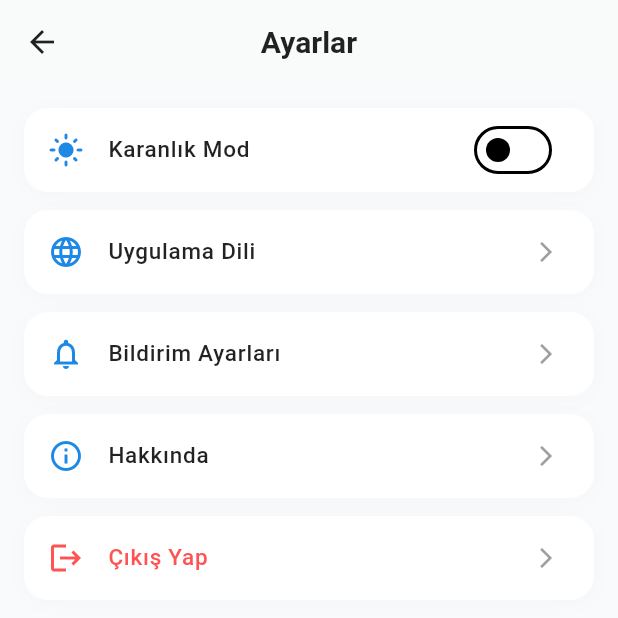
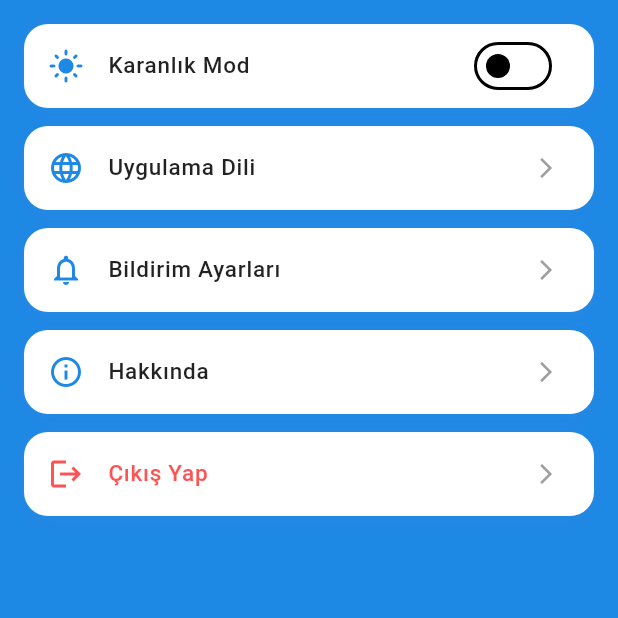
Before and after one commit to ONEJSMEP/YORUMSAL, a Flutter app: the SettingsScreen screen opened directly, on a phone screen of 412 x 824 dp, the top half of it. Run offline on Flutter 3.47's test engine with Material 3 defaults, Android fonts, the phone set to English and light mode, and no system bars; our stand-ins replace supabase_flutter; accounts and stored records are empty; Roboto replaces fonts that are missing (Poppins).

Commit message:
temalar düzenlendi iki kere yazılan ayarlar kısmı düzeltildi

```diff
--- a/lib/core/theme.dart
+++ b/lib/core/theme.dart
@@ -44,7 +44,7 @@ final ThemeData modernLightTheme = ThemeData(
   ),
   elevatedButtonTheme: ElevatedButtonThemeData(
     style: ElevatedButton.styleFrom(
-      backgroundColor: AppColors.secondary,
+      backgroundColor: const Color.fromARGB(255, 0, 0, 0),
       foregroundColor: Colors.white,
       padding: const EdgeInsets.symmetric(horizontal: 24, vertical: 14),
       shape: const RoundedRectangleBorder(
@@ -116,7 +116,7 @@ final ThemeData modernDarkTheme = ThemeData(
   ),
   elevatedButtonTheme: ElevatedButtonThemeData(
     style: ElevatedButton.styleFrom(
-      backgroundColor: AppColors.secondary,
+      backgroundColor: const Color.fromARGB(255, 0, 0, 0),
       foregroundColor: Colors.black,
       padding: const EdgeInsets.symmetric(horizontal: 24, vertical: 14),
       shape: const RoundedRectangleBorder(
@@ -143,7 +143,7 @@ final ThemeData modernDarkTheme = ThemeData(
   ),
   bottomNavigationBarTheme: const BottomNavigationBarThemeData(
     backgroundColor: AppColors.surfaceDark,
-    selectedItemColor: AppColors.secondary,
+    selectedItemColor: Color.fromARGB(255, 0, 0, 0),
     unselectedItemColor: Colors.grey,
     type: BottomNavigationBarType.fixed,
     showUnselectedLabels: true,
--- a/lib/presentation/screens/profile/profile_screen.dart
+++ b/lib/presentation/screens/profile/profile_screen.dart
@@ -11,7 +11,7 @@ class _ProfileScreenState extends State<ProfileScreen> {
   @override
   Widget build(BuildContext context) {
     return Scaffold(
-      backgroundColor: const Color(0xFFF8FAFC),
+      backgroundColor: const Color(0xFF1E88E5),
       body: SingleChildScrollView(
         padding: const EdgeInsets.all(24),
         child: Column(
@@ -58,7 +58,7 @@ class _ProfileScreenState extends State<ProfileScreen> {
               child: const Text(
                 'VIP',
                 style: TextStyle(
-                  color: Colors.orange,
+                  color: Color.fromARGB(255, 0, 0, 0),
                   fontSize: 12,
                   fontWeight: FontWeight.w600,
                 ),
@@ -71,7 +71,7 @@ class _ProfileScreenState extends State<ProfileScreen> {
             const Text(
               'user@example.com',
               style: TextStyle(
-                color: Colors.grey,
+                color: Color.fromARGB(255, 0, 0, 0),
               ),
             ),
 
--- a/lib/presentation/screens/settings/settings_screen.dart
+++ b/lib/presentation/screens/settings/settings_screen.dart
@@ -11,16 +11,10 @@ class SettingsScreen extends StatelessWidget {
     final themeProvider = Provider.of<ThemeProvider>(context);
     final authProvider = Provider.of<AuthProvider>(context);
 
-    const titleStyle = TextStyle(fontSize: 16, fontWeight: FontWeight.w500);
+    return Scaffold(
+      backgroundColor: const Color(0xFF1E88E5),
 
-    return Scaffold(
-      backgroundColor: const Color(0xFFF8FAFC),
-      appBar: AppBar(
-        title: const Text('Ayarlar'),
-        backgroundColor: Colors.white,
-        foregroundColor: Colors.black87,
-        elevation: 0.5,
-      ),
+
       body: ListView(
         padding: const EdgeInsets.all(16.0),
         children: [
@@ -106,7 +100,7 @@ class SettingsScreen extends StatelessWidget {
         ],
       ),
       child: ListTile(
-        leading: Icon(icon, color: iconColor ?? Colors.blue.shade600),
+        leading: Icon(icon, color: iconColor ?? const Color(0xFF1E88E5)),
         title: Text(
           title,
           style: TextStyle(
```
